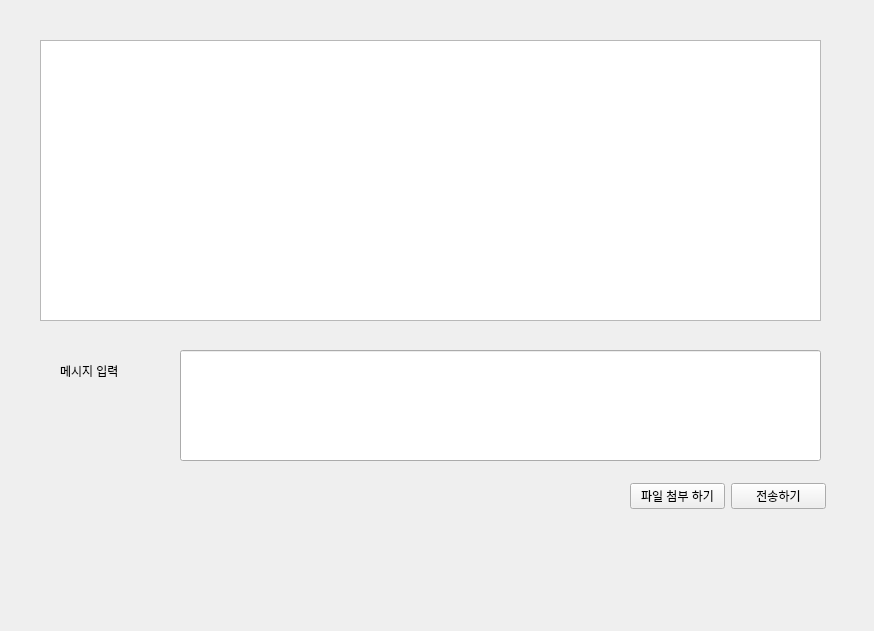
Old version of the form securitySoftProd_Client/admininfoform_chat.ui in the repository Hyun-nine-CH/securitySoftProd.
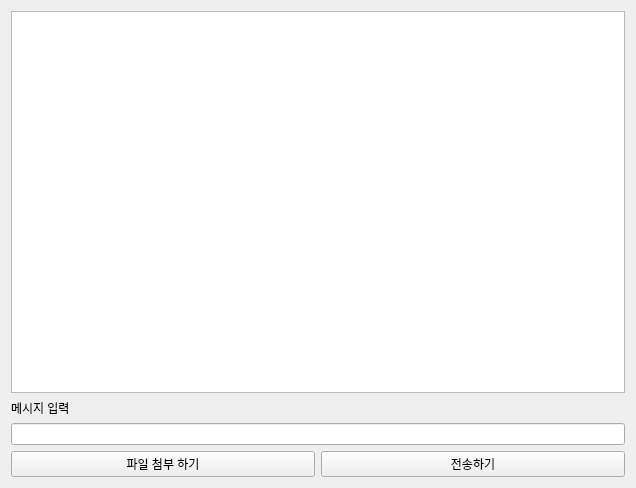
New version of the form.

Patch:
```diff
--- a/securitySoftProd_Client/admininfoform_chat.ui
+++ b/securitySoftProd_Client/admininfoform_chat.ui
@@ -6,45 +6,32 @@
    <rect>
     <x>0</x>
     <y>0</y>
-    <width>874</width>
-    <height>631</height>
+    <width>636</width>
+    <height>488</height>
    </rect>
   </property>
   <property name="windowTitle">
    <string>Form</string>
   </property>
+  <layout class="QVBoxLayout" name="verticalLayout_2">
+   <item>
+    <layout class="QVBoxLayout" name="verticalLayout">
+     <item>
+      <widget class="QTextBrowser" name="chatDisplay"/>
+     </item>
+     <item>
   <widget class="QLabel" name="label">
-   <property name="geometry">
-    <rect>
-     <x>60</x>
-     <y>350</y>
-     <width>101</width>
-     <height>41</height>
-    </rect>
-   </property>
    <property name="text">
     <string>메시지 입력</string>
    </property>
   </widget>
-  <widget class="QTextBrowser" name="chatDisplay">
-   <property name="geometry">
-    <rect>
-     <x>40</x>
-     <y>40</y>
-     <width>781</width>
-     <height>281</height>
-    </rect>
-   </property>
-  </widget>
-  <widget class="QWidget" name="layoutWidget">
-   <property name="geometry">
-    <rect>
-     <x>630</x>
-     <y>480</y>
-     <width>196</width>
-     <height>32</height>
-    </rect>
-   </property>
+     </item>
+     <item>
+      <widget class="QLineEdit" name="lineEdit"/>
+     </item>
+    </layout>
+   </item>
+   <item>
    <layout class="QHBoxLayout" name="horizontalLayout">
     <item>
      <widget class="QPushButton" name="pushButton_fileAdmin">
@@ -61,17 +48,8 @@
      </widget>
     </item>
    </layout>
-  </widget>
-  <widget class="QLineEdit" name="lineEdit">
-   <property name="geometry">
-    <rect>
-     <x>180</x>
-     <y>350</y>
-     <width>641</width>
-     <height>111</height>
-    </rect>
-   </property>
-  </widget>
+   </item>
+  </layout>
  </widget>
  <resources/>
  <connections/>
```
Lines whose indentation alone changed are shown as unchanged.
